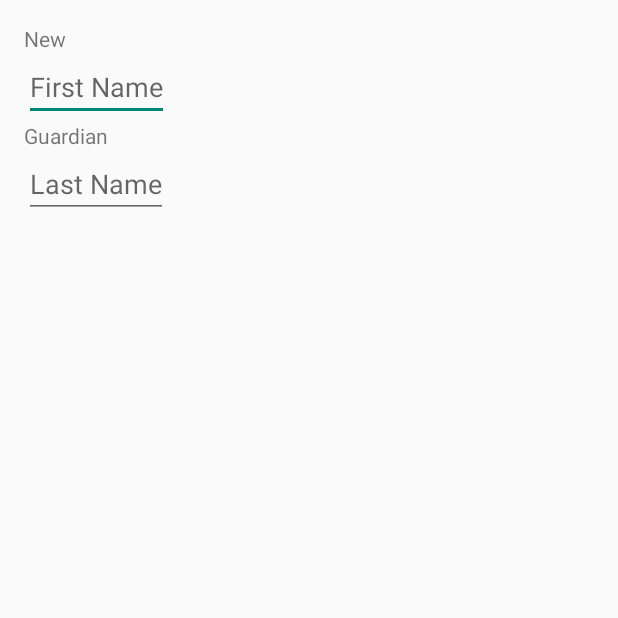
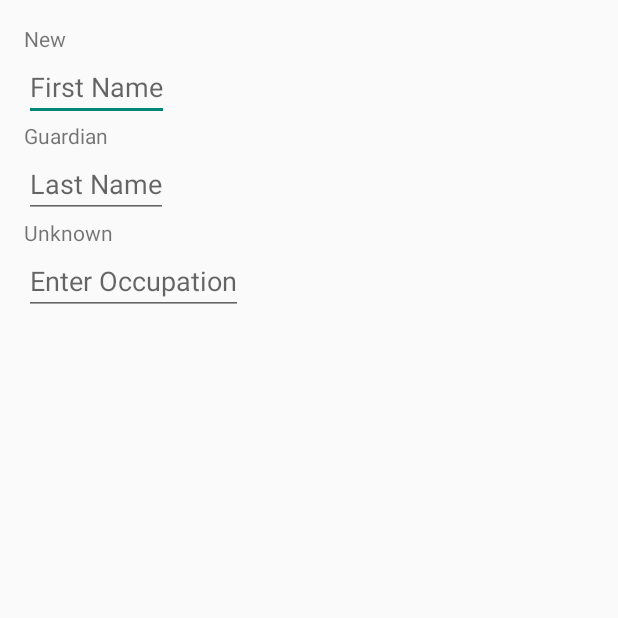
Before and after one commit to Barlow1/CollegeApp, an Android app: the GuardianFragment screen opened directly, with no data from a screen before it, on a phone screen of 412 x 824 dp, the top half of it. Run offline under Robolectric (Android 15) with nearby library versions, the phone set to English and light mode, and no system bars.

Commit message:
added occupation to gaurdian

```diff
--- a/app/src/main/java/org/pltw/examples/collegeapp/GuardianFragment.java
+++ b/app/src/main/java/org/pltw/examples/collegeapp/GuardianFragment.java
@@ -25,6 +25,8 @@ public class GuardianFragment extends Fragment implements FamilyMemberFragment{
     private Guardian mGuardian;
     private TextView mFirstName;
     private TextView mLastName;
+    private TextView mOccupation;
+    private EditText mEnterOccupation;
     private EditText mEnterFirstName;
     private EditText mEnterLastName;
     private Context mAppContext;
@@ -68,18 +70,23 @@ public class GuardianFragment extends Fragment implements FamilyMemberFragment{
         mGuardian = new Guardian();
 
         mFirstName = (TextView)rootView.findViewById(R.id.first_name);
+        mOccupation = (TextView)rootView.findViewById(R.id.occupation);
+        mEnterOccupation = (EditText)rootView.findViewById(R.id.enter_occupation);
         mEnterFirstName = (EditText)rootView.findViewById(R.id.enter_first_name);
         mLastName = (TextView)rootView.findViewById(R.id.last_name);
         mEnterLastName = (EditText)rootView.findViewById(R.id.enter_last_name);
 
         mFirstName.setText(mGuardian.getFirstName());
         mLastName.setText(mGuardian.getLastName());
+        mOccupation.setText(mGuardian.getOccupation());
 
         FirstNameTextChanger firstNameTextChanger = new FirstNameTextChanger();
         LastNameTextChanger lastNameTextChanger = new LastNameTextChanger();
+        OccupationTextChanger occupationTextChanger = new OccupationTextChanger();
 
         mEnterFirstName.addTextChangedListener(firstNameTextChanger);
         mEnterLastName.addTextChangedListener(lastNameTextChanger);
+        mEnterOccupation.addTextChangedListener(occupationTextChanger);
 
         mAppContext = this.getActivity();
         Log.d(TAG, "Context: " + mAppContext);
@@ -105,6 +112,28 @@ public class GuardianFragment extends Fragment implements FamilyMemberFragment{
         @Override
         public void afterTextChanged(Editable s) {
             mFirstName.setText(mGuardian.getFirstName());
+        }
+
+
+
+    }
+    private class OccupationTextChanger implements TextWatcher {
+        @Override
+        public void beforeTextChanged(CharSequence s, int start, int count, int after) {
+
+        }
+
+        @Override
+        public void onTextChanged(CharSequence s, int start, int before, int count) {
+            mGuardian.setOccupation(s.toString());
+            ArrayList<FamilyMember> family = Family.get().getFamily();
+            int index = getActivity().getIntent().getIntExtra(FamilyMember.EXTRA_INDEX,0);
+            family.set(index, (FamilyMember) mGuardian);
+        }
+
+        @Override
+        public void afterTextChanged(Editable s) {
+            mOccupation.setText(mGuardian.getFirstName());
         }
 
 
@@ -149,6 +178,7 @@ public class GuardianFragment extends Fragment implements FamilyMemberFragment{
             Log.d(TAG, "Loaded " + mGuardian.getFirstName());
             mFirstName.setText(mGuardian.getFirstName());
             mLastName.setText(mGuardian.getLastName());
+            mOccupation.setText(mGuardian.getOccupation());
             return true;
         } catch (Exception e) {
             mGuardian = new Guardian();
@@ -182,6 +212,7 @@ public class GuardianFragment extends Fragment implements FamilyMemberFragment{
             Log.d(TAG, "Loaded " + mGuardian.getFirstName());
             mFirstName.setText(mGuardian.getFirstName());
             mLastName.setText(mGuardian.getLastName());
+            mOccupation.setText(mGuardian.getOccupation());
         } catch (Exception e) {
             mGuardian = new Guardian();
             Log.e(TAG, "Error loading Guardian from: " + FILENAME, e);
--- a/app/src/main/res/layout/fragment_guardian.xml
+++ b/app/src/main/res/layout/fragment_guardian.xml
@@ -34,5 +34,16 @@
             android:id="@+id/enter_last_name"
             android:hint="@string/last_name" />
 
+        <TextView
+            android:layout_width="wrap_content"
+            android:layout_height="wrap_content"
+            android:id="@+id/occupation" />
+
+        <EditText
+            android:layout_width="wrap_content"
+            android:layout_height="wrap_content"
+            android:id="@+id/enter_occupation"
+            android:hint="@string/occupation" />
+
     </LinearLayout>
 </RelativeLayout>
--- a/app/src/main/res/values/strings.xml
+++ b/app/src/main/res/values/strings.xml
@@ -18,6 +18,7 @@
     <string name="current_courses">Current Courses</string>
     <string name="letter">Enter Reference Letter Here</string>
     <string name="submit_reference"> </string>
+    <string name="occupation">Enter Occupation</string>
 
 
 </resources>
```
